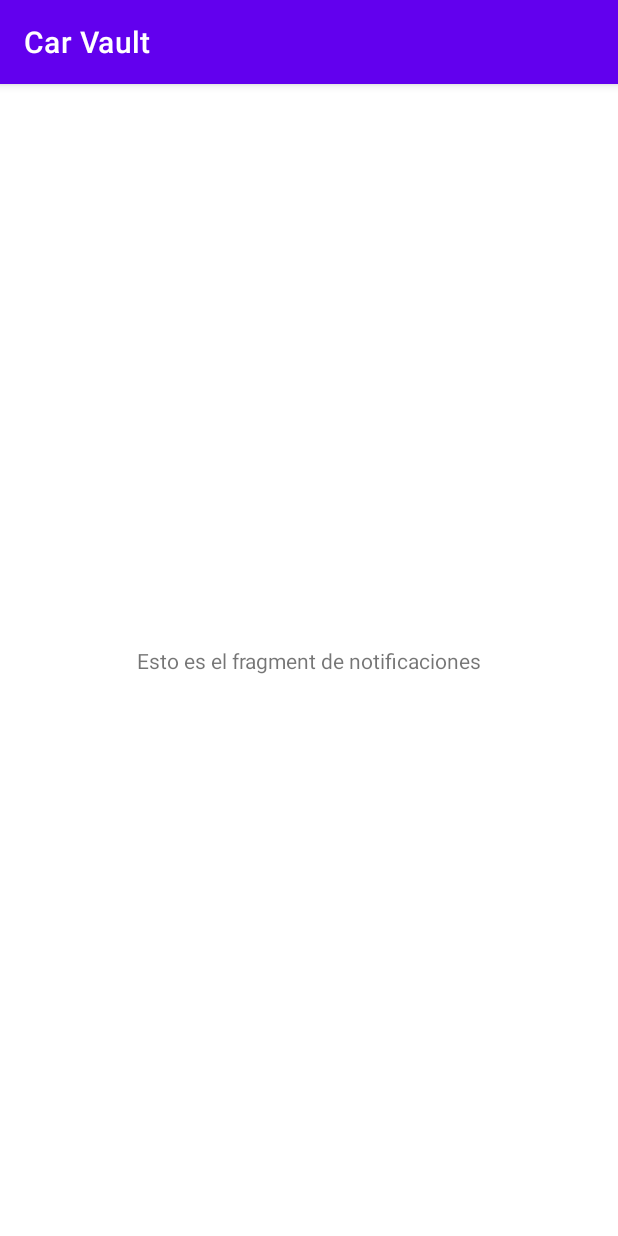
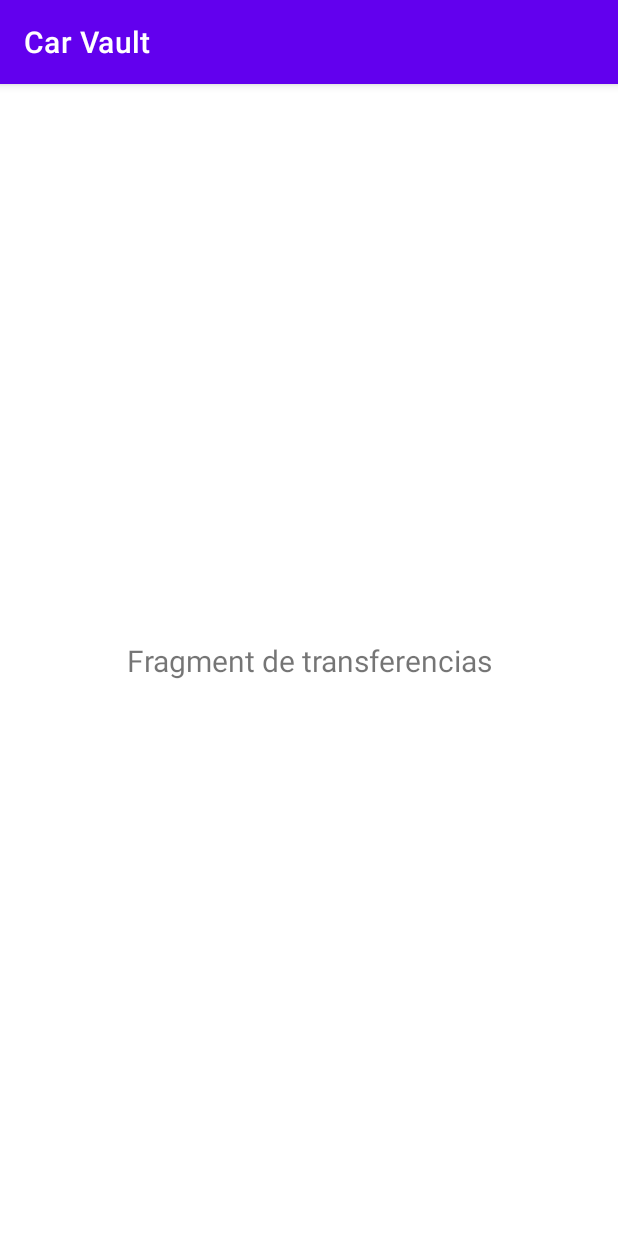
Before and after one commit to CarVault/CarVaultMobile, an Android app: the fragment TransferFragment shown on its own in the app's theme, on a phone screen of 412 x 824 dp. Run offline under Robolectric (Android 15) with nearby library versions, the light colour scheme and no system bars.

Commit message:
Notifications moved to AppBar & Transfer fragment added to nav menu

```diff
--- a/app/src/main/java/com/app/carvault/ui/notifications/NotificationFragment.kt
+++ b/app/src/main/java/com/app/carvault/ui/transfers/TransferFragment.kt
@@ -1,6 +1,5 @@
-package com.app.carvault.ui.notifications
+package com.app.carvault.ui.transfers
 
-import androidx.lifecycle.ViewModelProvider
 import android.os.Bundle
 import androidx.fragment.app.Fragment
 import android.view.LayoutInflater
@@ -8,13 +7,15 @@ import android.view.View
 import android.view.ViewGroup
 import com.app.carvault.R
 
-class NotificationFragment : Fragment() {
+
+class TransferFragment : Fragment() {
 
     override fun onCreateView(
         inflater: LayoutInflater, container: ViewGroup?,
         savedInstanceState: Bundle?
     ): View? {
-        return inflater.inflate(R.layout.notification_fragment, container, false)
+        // Inflate the layout for this fragment
+        return inflater.inflate(R.layout.fragment_transfer, container, false)
     }
 
 }
--- a/app/src/main/res/layout/notification_fragment.xml
+++ b/app/src/main/res/layout/fragment_transfer.xml
@@ -1,19 +1,19 @@
 <?xml version="1.0" encoding="utf-8"?>
-<androidx.constraintlayout.widget.ConstraintLayout
-    xmlns:android="http://schemas.android.com/apk/res/android"
-    xmlns:app="http://schemas.android.com/apk/res-auto"
+<androidx.constraintlayout.widget.ConstraintLayout xmlns:app="http://schemas.android.com/apk/res-auto"
     xmlns:tools="http://schemas.android.com/tools"
     android:layout_width="match_parent"
     android:layout_height="match_parent"
-    tools:context=".ui.notifications.NotificationFragment">
+    xmlns:android="http://schemas.android.com/apk/res/android">
+
 
     <TextView
+        android:id="@+id/textView6"
         android:layout_width="wrap_content"
         android:layout_height="wrap_content"
-        android:text="Esto es el fragment de notificaciones"
+        android:text="Fragment de transferencias"
+        android:textSize="20sp"
         app:layout_constraintBottom_toBottomOf="parent"
         app:layout_constraintEnd_toEndOf="parent"
         app:layout_constraintStart_toStartOf="parent"
         app:layout_constraintTop_toTopOf="parent" />
-
 </androidx.constraintlayout.widget.ConstraintLayout>
--- a/app/src/main/res/navigation/mobile_navigation.xml
+++ b/app/src/main/res/navigation/mobile_navigation.xml
@@ -18,9 +18,9 @@
         tools:layout="@layout/search_fragment" />
 
     <fragment
-        android:id="@+id/nav_notifications"
-        android:name="com.app.carvault.ui.notifications.NotificationFragment"
-        android:label="@string/menu_notification"
-        tools:layout="@layout/notification_fragment"/>
+        android:id="@+id/nav_transfer"
+        android:name="com.app.carvault.ui.transfers.TransferFragment"
+        android:label="@string/menu_transfer"
+        tools:layout="@layout/fragment_transfer" />
 
 </navigation>
```
Also changed, not shown: app/src/main/AndroidManifest.xml (+6 -5 lines), app/src/main/java/com/app/carvault/NavDrawer.kt (+28 -7 lines), app/src/main/java/com/app/carvault/ui/notifications/NotificationViewModel.kt (deleted, +0 -7 lines), app/src/main/java/com/app/carvault/ui/notifications/NotificationsActivity.kt (added, +12 -0 lines), app/src/main/java/com/app/carvault/ui/settings/SettingsActivity.kt (added, +12 -0 lines), app/src/main/res/drawable/ic_baseline_directions_car_24.xml (added, +10 -0 lines), app/src/main/res/layout/activity_notifications.xml (added, +19 -0 lines), app/src/main/res/layout/activity_settings.xml (added, +19 -0 lines), app/src/main/res/menu/activity_main_drawer.xml (+6 -4 lines), app/src/main/res/menu/nav_drawer.xml (+7 -1 lines), app/src/main/res/values/strings.xml (+5 -4 lines).
